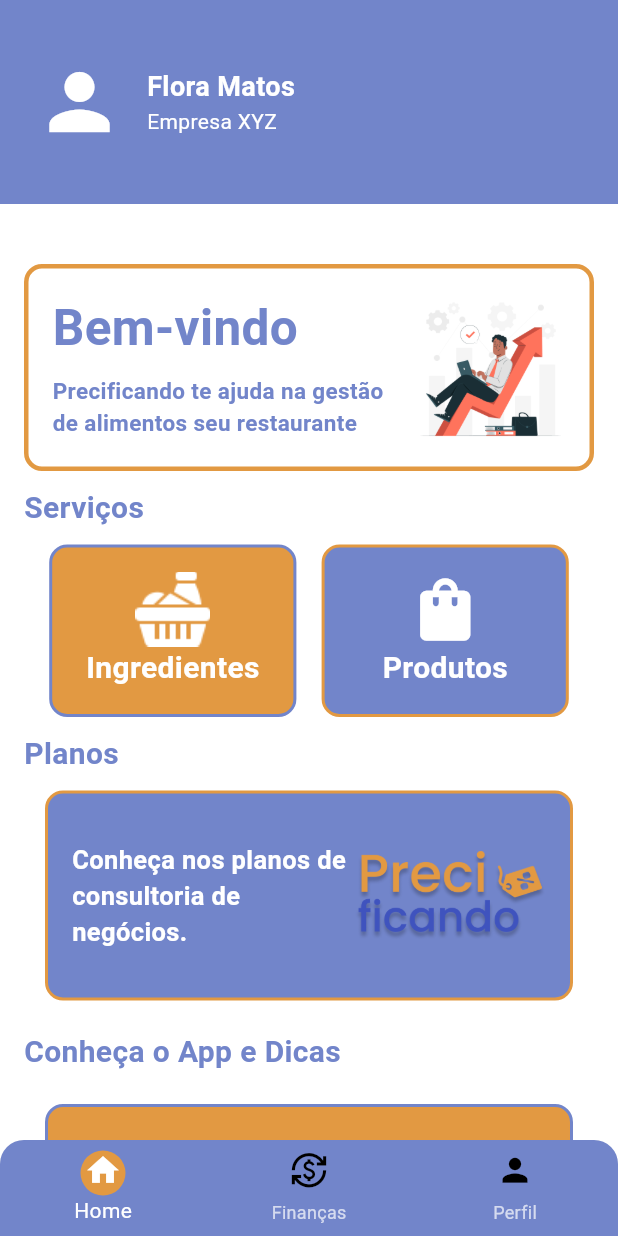
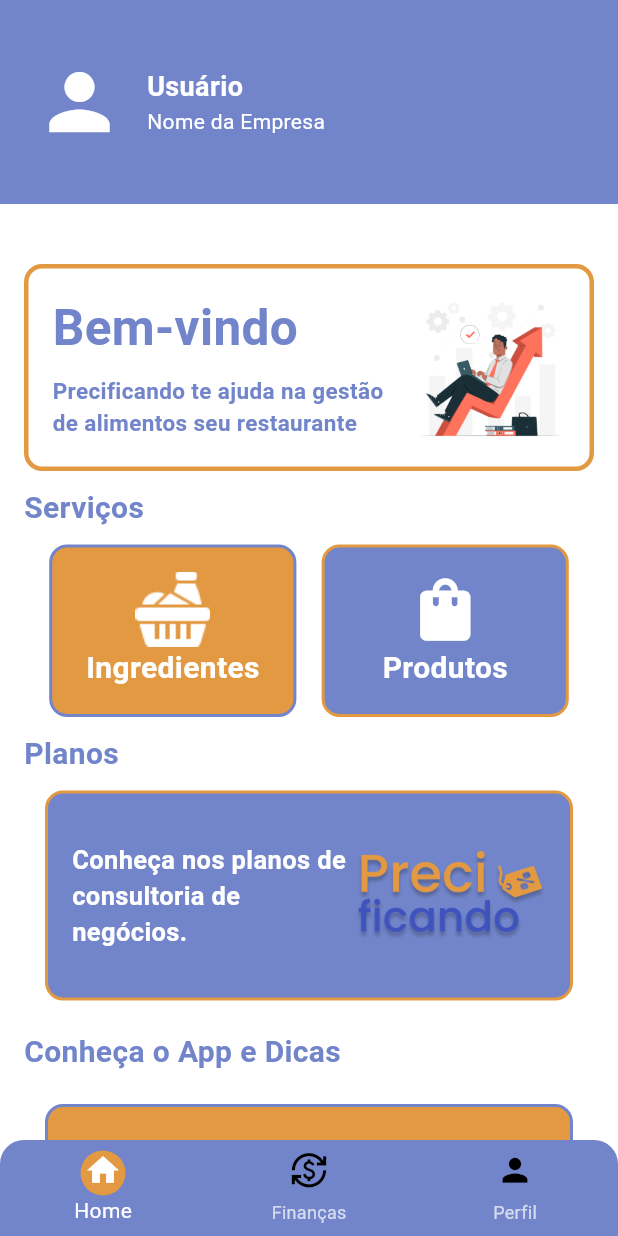
Before and after one commit to DavidHenrique2106/Precificando, a Flutter app: the MyHomePage screen opened by its route, on a phone screen of 412 x 824 dp. Run offline on Flutter 3.47's test engine with Material 3 defaults, Android fonts, the phone set to English and light mode, and no system bars; our stand-ins replace image_picker, parse_server_sdk_flutter.

Commit message:
feat:add concatenation

```diff
--- a/lib/homeUser/home_page.dart
+++ b/lib/homeUser/home_page.dart
@@ -2,6 +2,9 @@ import 'package:flutter/material.dart';
 import 'package:flora/perfil/profile_page.dart';
 import 'package:flora/homeUser/cardapio_screen.dart';
 import 'package:flora/ingredientes/model/IngredientsPage.dart';
+import 'package:flora/perfil/profile_page.dart';
+import 'dart:io';
+import 'package:parse_server_sdk_flutter/parse_server_sdk_flutter.dart';
 
 class MyHomePage extends StatefulWidget {
   @override
@@ -15,6 +18,23 @@ class _MyHomePageState extends State<MyHomePage> {
     MyHomePage(), // Página inicial (Home)
     ProfilePage(), // Página do perfil
   ];
+  String _username = "Usuário";
+  String _companyName = "Nome da Empresa";
+  Future<void> _fetchCredentials() async {
+    final user = await ParseUser.currentUser() as ParseUser?;
+    if (user != null) {
+      setState(() {
+        _username = user.username!;
+        _companyName = user.get<String>('companyName') ?? 'Nome da Empresa';
+      });
+    }
+  }
+
+  @override
+  void initState() {
+    super.initState();
+    _fetchCredentials();
+  }
 
   void _onItemTapped(int index) {
     setState(() {
@@ -84,7 +104,7 @@ class _MyHomePageState extends State<MyHomePage> {
                     crossAxisAlignment: CrossAxisAlignment.start,
                     children: [
                       Text(
-                        'Flora Matos',
+                        _username,
                         style: TextStyle(
                           color: Colors.white,
                           fontSize: 18,
@@ -92,7 +112,7 @@ class _MyHomePageState extends State<MyHomePage> {
                         ),
                       ),
                       Text(
-                        'Empresa XYZ',
+                        _companyName,
                         style: TextStyle(
                           color: Colors.white,
                           fontSize: 14,
```
